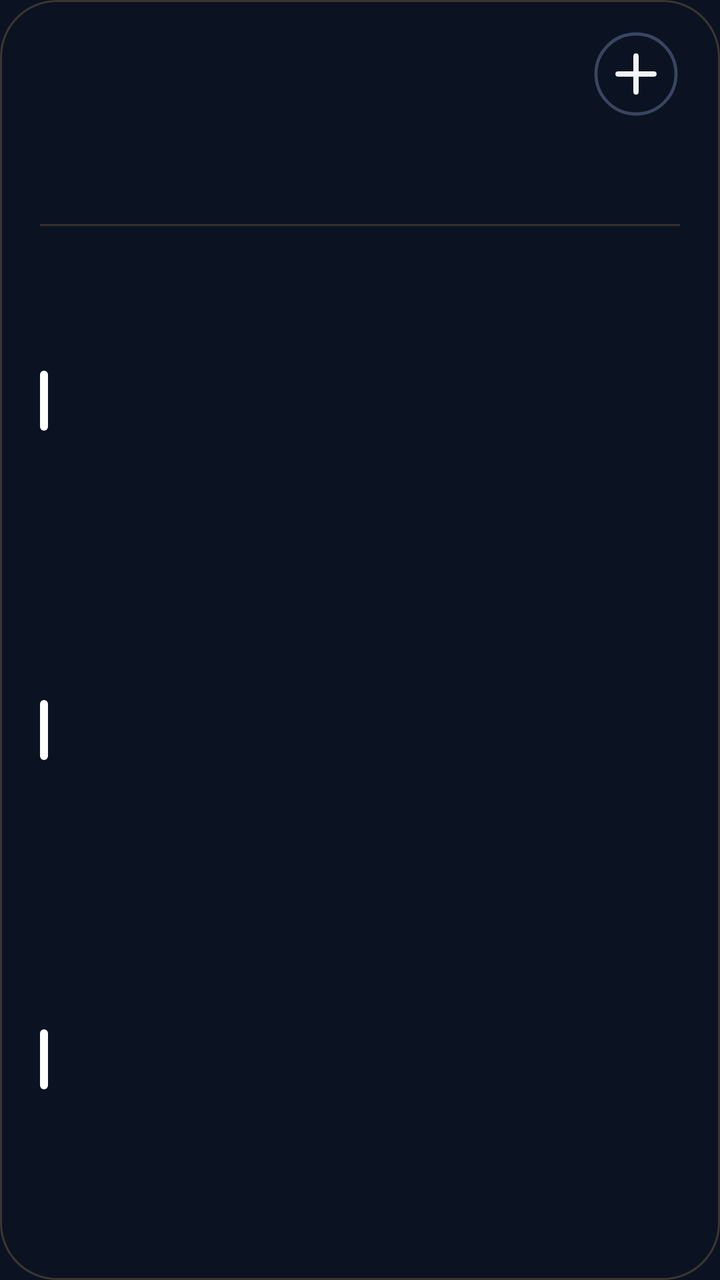
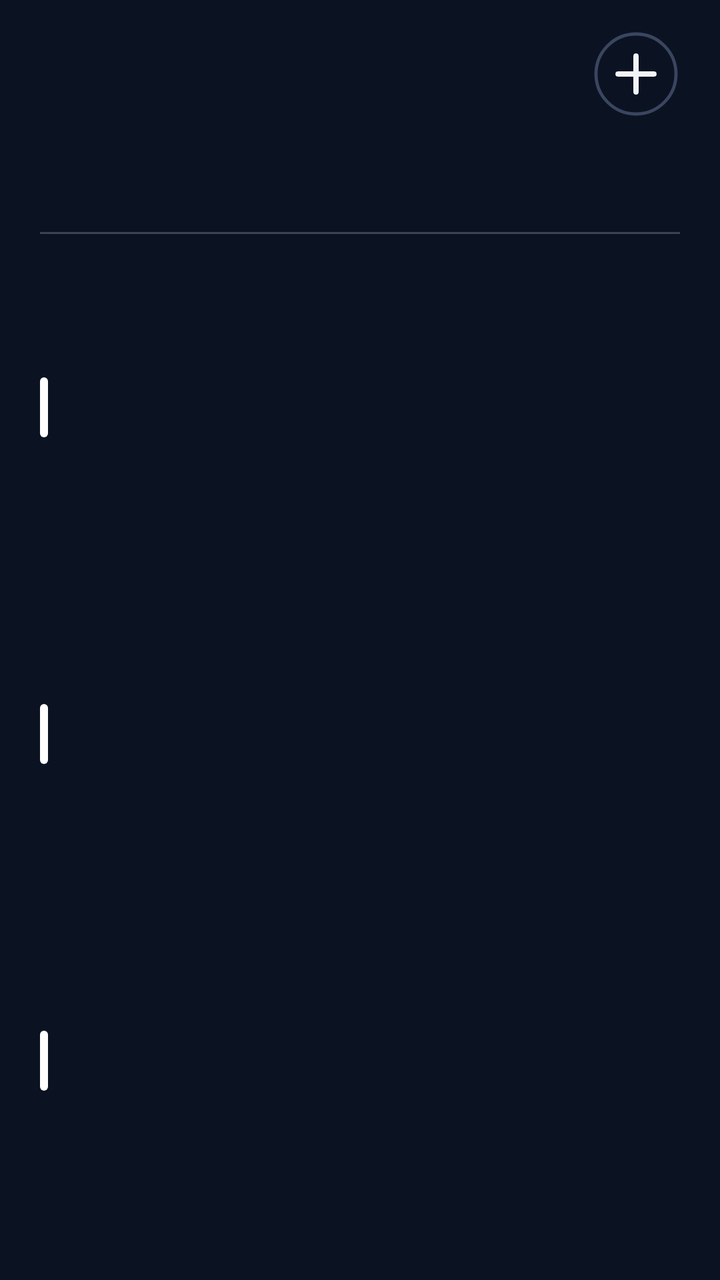

Two renders of the same Android screen: before a commit and after it. Below are the layout's source before the change and the commit's diff.
<!-- AndroidManifest.xml: application theme AppTheme -->
<!-- res/layout/cal_k3.xml -->
<?xml version="1.0" encoding="utf-8"?>
<FrameLayout
    xmlns:android="http://schemas.android.com/apk/res/android"
    android:id="@+id/root"
    android:layout_width="match_parent"
    android:layout_height="match_parent"
    android:padding="0dp">

    <ImageView
        android:id="@+id/cal_bg"
        android:layout_width="match_parent"
        android:layout_height="match_parent"
        android:importantForAccessibility="no"
        android:scaleType="fitXY" />
    <LinearLayout
        android:id="@+id/panel"
        android:layout_width="match_parent"
        android:layout_height="match_parent"
        android:background="@drawable/cal_panel"
        android:orientation="vertical"
        android:paddingStart="20dp"
        android:paddingTop="13dp"
        android:paddingEnd="20dp"
        android:paddingBottom="14dp">

        
        <LinearLayout
            android:layout_width="match_parent"
            android:layout_height="48dp"
            android:gravity="center_vertical"
            android:orientation="horizontal">
        <ImageView
            android:id="@+id/cal_day"
            android:layout_width="wrap_content"
            android:layout_height="47dp"
            android:adjustViewBounds="true"
            android:scaleType="fitStart" />

            <LinearLayout
                android:layout_width="0dp"
                android:layout_height="wrap_content"
                android:layout_marginStart="12dp"
                android:layout_weight="1"
                android:orientation="vertical">
                <ImageView
                    android:id="@+id/cal_month"
                    android:layout_width="match_parent"
                    android:layout_height="23dp"
                    android:adjustViewBounds="true"
                    android:scaleType="fitStart" />
                <ImageView
                    android:id="@+id/cal_sub"
                    android:layout_width="match_parent"
                    android:layout_height="16dp"
                    android:adjustViewBounds="true"
                    android:layout_marginTop="2dp"
                    android:scaleType="fitStart" />
            </LinearLayout>

            <ImageView
                android:id="@+id/btn_add"
                android:layout_width="44dp"
                android:layout_height="44dp"
                android:contentDescription="New event"
                android:src="@drawable/ic_cal_add" />
        </LinearLayout>

        
        <LinearLayout
            android:layout_width="match_parent"
            android:layout_height="44dp"
            android:layout_marginTop="2dp"
            android:orientation="horizontal">
            <LinearLayout
                android:layout_width="0dp"
                android:layout_height="match_parent"
                android:layout_weight="1"
                android:gravity="center_horizontal"
                android:orientation="vertical">
                <ImageView
                    android:id="@+id/wk_label_0"
                    android:layout_width="wrap_content"
                    android:layout_height="14dp"
                    android:adjustViewBounds="true"
                    android:scaleType="fitCenter" />
                <ImageView
                    android:id="@+id/wk_num_0"
                    android:layout_width="26dp"
                    android:layout_height="26dp"
                    android:adjustViewBounds="true"
                    android:layout_marginTop="3dp"
                    android:scaleType="fitCenter" />
            </LinearLayout>
            <LinearLayout
                android:layout_width="0dp"
                android:layout_height="match_parent"
                android:layout_weight="1"
                android:gravity="center_horizontal"
                android:orientation="vertical">
                <ImageView
                    android:id="@+id/wk_label_1"
                    android:layout_width="wrap_content"
                    android:layout_height="14dp"
                    android:adjustViewBounds="true"
                    android:scaleType="fitCenter" />
                <ImageView
                    android:id="@+id/wk_num_1"
                    android:layout_width="26dp"
                    android:layout_height="26dp"
                    android:adjustViewBounds="true"
                    android:layout_marginTop="3dp"
                    android:scaleType="fitCenter" />
            </LinearLayout>
            <LinearLayout
                android:layout_width="0dp"
                android:layout_height="match_parent"
                android:layout_weight="1"
                android:gravity="center_horizontal"
                android:orientation="vertical">
                <ImageView
                    android:id="@+id/wk_label_2"
                    android:layout_width="wrap_content"
                    android:layout_height="14dp"
                    android:adjustViewBounds="true"
                    android:scaleType="fitCenter" />
                <ImageView
                    android:id="@+id/wk_num_2"
                    android:layout_width="26dp"
                    android:layout_height="26dp"
                    android:adjustViewBounds="true"
                    android:layout_marginTop="3dp"
                    android:scaleType="fitCenter" />
            </LinearLayout>
            <LinearLayout
                android:layout_width="0dp"
                android:layout_height="match_parent"
                android:layout_weight="1"
                android:gravity="center_horizontal"
                android:orientation="vertical">
                <ImageView
                    android:id="@+id/wk_label_3"
                    android:layout_width="wrap_content"
                    android:layout_height="14dp"
                    android:adjustViewBounds="true"
                    android:scaleType="fitCenter" />
                <ImageView
                    android:id="@+id/wk_num_3"
                    android:layout_width="26dp"
                    android:layout_height="26dp"
                    android:adjustViewBounds="true"
                    android:layout_marginTop="3dp"
                    android:scaleType="fitCenter" />
            </LinearLayout>
            <LinearLayout
                android:layout_width="0dp"
                android:layout_height="match_parent"
                android:layout_weight="1"
                android:gravity="center_horizontal"
                android:orientation="vertical">
                <ImageView
                    android:id="@+id/wk_label_4"
                    android:layout_width="wrap_content"
                    android:layout_height="14dp"
                    android:adjustViewBounds="true"
                    android:scaleType="fitCenter" />
                <ImageView
                    android:id="@+id/wk_num_4"
                    android:layout_width="26dp"
                    android:layout_height="26dp"
                    android:adjustViewBounds="true"
                    android:layout_marginTop="3dp"
                    android:scaleType="fitCenter" />
            </LinearLayout>
            <LinearLayout
                android:layout_width="0dp"
                android:layout_height="match_parent"
                android:layout_weight="1"
                android:gravity="center_horizontal"
                android:orientation="vertical">
                <ImageView
                    android:id="@+id/wk_label_5"
                    android:layout_width="wrap_content"
                    android:layout_height="14dp"
                    android:adjustViewBounds="true"
                    android:scaleType="fitCenter" />
                <ImageView
                    android:id="@+id/wk_num_5"
                    android:layout_width="26dp"
                    android:layout_height="26dp"
                    android:adjustViewBounds="true"
                    android:layout_marginTop="3dp"
                    android:scaleType="fitCenter" />
            </LinearLayout>
            <LinearLayout
                android:layout_width="0dp"
                android:layout_height="match_parent"
                android:layout_weight="1"
                android:gravity="center_horizontal"
                android:orientation="vertical">
                <ImageView
                    android:id="@+id/wk_label_6"
                    android:layout_width="wrap_content"
                    android:layout_height="14dp"
                    android:adjustViewBounds="true"
                    android:scaleType="fitCenter" />
                <ImageView
                    android:id="@+id/wk_num_6"
                    android:layout_width="26dp"
                    android:layout_height="26dp"
                    android:adjustViewBounds="true"
                    android:layout_marginTop="3dp"
                    android:scaleType="fitCenter" />
            </LinearLayout>
        </LinearLayout>

        <ImageView
            android:layout_width="match_parent"
            android:layout_height="1dp"
            android:layout_marginTop="5dp"
            android:layout_marginBottom="5dp"
            android:scaleType="fitXY"
            android:src="@drawable/cal_divider" />

        
        <LinearLayout
            android:layout_width="match_parent"
            android:layout_height="0dp"
            android:layout_weight="1"
            android:orientation="vertical">
        <LinearLayout
            android:id="@+id/cal_row_0"
            android:layout_width="match_parent"
            android:layout_height="0dp"
            android:layout_weight="1"
            android:gravity="center_vertical"
            android:orientation="horizontal">

            <ImageView
                android:id="@+id/cal_bar_0"
                android:layout_width="4dp"
                android:layout_height="30dp"
                android:layout_marginEnd="11dp"
                android:scaleType="fitXY"
                android:src="@drawable/cal_bar" />

            <LinearLayout
                android:layout_width="0dp"
                android:layout_height="wrap_content"
                android:layout_weight="1"
                android:orientation="vertical">

                <LinearLayout
                    android:layout_width="match_parent"
                    android:layout_height="wrap_content"
                    android:orientation="horizontal">
                    <ImageView
                        android:id="@+id/cal_time_0"
                        android:layout_width="wrap_content"
                        android:layout_height="16dp"
                        android:adjustViewBounds="true"
                        android:scaleType="fitStart" />
                    <ImageView
                        android:id="@+id/cal_hint_0"
                        android:layout_width="wrap_content"
                        android:layout_height="16dp"
                        android:adjustViewBounds="true"
                        android:layout_marginStart="9dp"
                        android:scaleType="fitStart" />
                </LinearLayout>
                <ImageView
                    android:id="@+id/cal_title_0"
                    android:layout_width="match_parent"
                    android:layout_height="22dp"
                    android:adjustViewBounds="true"
                    android:layout_marginTop="1dp"
                    android:scaleType="fitStart" />
            </LinearLayout>
        </LinearLayout>
        <LinearLayout
            android:id="@+id/cal_row_1"
            android:layout_width="match_parent"
            android:layout_height="0dp"
            android:layout_weight="1"
            android:gravity="center_vertical"
            android:orientation="horizontal">

            <ImageView
                android:id="@+id/cal_bar_1"
                android:layout_width="4dp"
                android:layout_height="30dp"
                android:layout_marginEnd="11dp"
                android:scaleType="fitXY"
                android:src="@drawable/cal_bar" />

            <LinearLayout
                android:layout_width="0dp"
                android:layout_height="wrap_content"
                android:layout_weight="1"
                android:orientation="vertical">

                <LinearLayout
                    android:layout_width="match_parent"
                    android:layout_height="wrap_content"
                    android:orientation="horizontal">
                    <ImageView
                        android:id="@+id/cal_time_1"
                        android:layout_width="wrap_content"
                        android:layout_height="16dp"
                        android:adjustViewBounds="true"
                        android:scaleType="fitStart" />
                    <ImageView
                        android:id="@+id/cal_hint_1"
                        android:layout_width="wrap_content"
                        android:layout_height="16dp"
                        android:adjustViewBounds="true"
                        android:layout_marginStart="9dp"
                        android:scaleType="fitStart" />
                </LinearLayout>
                <ImageView
                    android:id="@+id/cal_title_1"
                    android:layout_width="match_parent"
                    android:layout_height="22dp"
                    android:adjustViewBounds="true"
                    android:layout_marginTop="1dp"
                    android:scaleType="fitStart" />
            </LinearLayout>
        </LinearLayout>
        <LinearLayout
            android:id="@+id/cal_row_2"
            android:layout_width="match_parent"
            android:layout_height="0dp"
            android:layout_weight="1"
            android:gravity="center_vertical"
            android:orientation="horizontal">

            <ImageView
                android:id="@+id/cal_bar_2"
                android:layout_width="4dp"
                android:layout_height="30dp"
                android:layout_marginEnd="11dp"
                android:scaleType="fitXY"
                android:src="@drawable/cal_bar" />

            <LinearLayout
                android:layout_width="0dp"
                android:layout_height="wrap_content"
                android:layout_weight="1"
                android:orientation="vertical">

                <LinearLayout
                    android:layout_width="match_parent"
                    android:layout_height="wrap_content"
                    android:orientation="horizontal">
                    <ImageView
                        android:id="@+id/cal_time_2"
                        android:layout_width="wrap_content"
                        android:layout_height="16dp"
                        android:adjustViewBounds="true"
                        android:scaleType="fitStart" />
                    <ImageView
                        android:id="@+id/cal_hint_2"
                        android:layout_width="wrap_content"
                        android:layout_height="16dp"
                        android:adjustViewBounds="true"
                        android:layout_marginStart="9dp"
                        android:scaleType="fitStart" />
                </LinearLayout>
                <ImageView
                    android:id="@+id/cal_title_2"
                    android:layout_width="match_parent"
                    android:layout_height="22dp"
                    android:adjustViewBounds="true"
                    android:layout_marginTop="1dp"
                    android:scaleType="fitStart" />
            </LinearLayout>
        </LinearLayout>
        </LinearLayout>
        <ImageView
            android:id="@+id/cal_more"
            android:layout_width="match_parent"
            android:layout_height="14dp"
            android:adjustViewBounds="true"
            android:scaleType="fitEnd" />
    </LinearLayout>
</FrameLayout>
<!-- resources referenced by this layout -->
<resources>
  <!-- drawable cal_bar (drawable) -->
  <?xml version="1.0" encoding="utf-8"?>
  <shape xmlns:android="http://schemas.android.com/apk/res/android" android:shape="rectangle">
      <solid android:color="#FFFFFFFF" />
      <corners android:radius="2dp" />
  </shape>
  <!-- drawable cal_divider (drawable) -->
  <?xml version="1.0" encoding="utf-8"?>
  <shape xmlns:android="http://schemas.android.com/apk/res/android" android:shape="rectangle">
      <solid android:color="#33D2A867" />
  </shape>
  <!-- drawable cal_panel (drawable) -->
  <?xml version="1.0" encoding="utf-8"?>
  <shape xmlns:android="http://schemas.android.com/apk/res/android" android:shape="rectangle">
      <solid android:color="#00000000" />
      <stroke android:width="1dp" android:color="#3DD2A867" />
      <corners android:radius="@dimen/widget_radius" />
  </shape>
  <!-- drawable ic_cal_add (drawable) -->
  <?xml version="1.0" encoding="utf-8"?>
  <vector xmlns:android="http://schemas.android.com/apk/res/android"
      android:width="44dp"
      android:height="44dp"
      android:viewportWidth="44"
      android:viewportHeight="44">
      <path
          android:pathData="M22,22m-20,0a20,20 0,1 1,40 0a20,20 0,1 1,-40 0"
          android:strokeColor="#FF3A4560"
          android:strokeWidth="1.6" />
      <path
          android:pathData="M13,22L31,22M22,13L22,31"
          android:strokeColor="#FFF1F5F9"
          android:strokeLineCap="round"
          android:strokeWidth="2.6" />
  </vector>
  <style name="AppTheme" parent="@android:style/Theme.DeviceDefault.NoActionBar">
          <item name="android:colorAccent">#DF8B35</item>
          <item name="android:colorControlActivated">#DF8B35</item>
          <item name="android:windowBackground">#0B1322</item>
          <item name="android:statusBarColor">#0E111A</item>
          <item name="android:navigationBarColor">#0B1322</item>
          <item name="android:textColorHint">#718096</item>
      </style>
  <dimen name="widget_radius">28dp</dimen>
</resources>

<!-- the commit's change to res/layout/cal_k3.xml (unified diff, before → after) -->
@@ -68,7 +68,7 @@
         
         <LinearLayout
             android:layout_width="match_parent"
-            android:layout_height="44dp"
+            android:layout_height="48dp"
             android:layout_marginTop="2dp"
             android:orientation="horizontal">
             <LinearLayout
@@ -85,10 +85,10 @@
                     android:scaleType="fitCenter" />
                 <ImageView
                     android:id="@+id/wk_num_0"
-                    android:layout_width="26dp"
-                    android:layout_height="26dp"
-                    android:adjustViewBounds="true"
-                    android:layout_marginTop="3dp"
+                    android:layout_width="34dp"
+                    android:layout_height="34dp"
+                    android:adjustViewBounds="true"
+                    android:layout_marginTop="0dp"
                     android:scaleType="fitCenter" />
             </LinearLayout>
             <LinearLayout
@@ -105,10 +105,10 @@
                     android:scaleType="fitCenter" />
                 <ImageView
                     android:id="@+id/wk_num_1"
-                    android:layout_width="26dp"
-                    android:layout_height="26dp"
-                    android:adjustViewBounds="true"
-                    android:layout_marginTop="3dp"
+                    android:layout_width="34dp"
+                    android:layout_height="34dp"
+                    android:adjustViewBounds="true"
+                    android:layout_marginTop="0dp"
                     android:scaleType="fitCenter" />
             </LinearLayout>
             <LinearLayout
@@ -125,10 +125,10 @@
                     android:scaleType="fitCenter" />
                 <ImageView
                     android:id="@+id/wk_num_2"
-                    android:layout_width="26dp"
-                    android:layout_height="26dp"
-                    android:adjustViewBounds="true"
-                    android:layout_marginTop="3dp"
+                    android:layout_width="34dp"
+                    android:layout_height="34dp"
+                    android:adjustViewBounds="true"
+                    android:layout_marginTop="0dp"
                     android:scaleType="fitCenter" />
             </LinearLayout>
             <LinearLayout
@@ -145,10 +145,10 @@
                     android:scaleType="fitCenter" />
                 <ImageView
                     android:id="@+id/wk_num_3"
-                    android:layout_width="26dp"
-                    android:layout_height="26dp"
-                    android:adjustViewBounds="true"
-                    android:layout_marginTop="3dp"
+                    android:layout_width="34dp"
+                    android:layout_height="34dp"
+                    android:adjustViewBounds="true"
+                    android:layout_marginTop="0dp"
                     android:scaleType="fitCenter" />
             </LinearLayout>
             <LinearLayout
@@ -165,10 +165,10 @@
                     android:scaleType="fitCenter" />
                 <ImageView
                     android:id="@+id/wk_num_4"
-                    android:layout_width="26dp"
-                    android:layout_height="26dp"
-                    android:adjustViewBounds="true"
-                    android:layout_marginTop="3dp"
+                    android:layout_width="34dp"
+                    android:layout_height="34dp"
+                    android:adjustViewBounds="true"
+                    android:layout_marginTop="0dp"
                     android:scaleType="fitCenter" />
             </LinearLayout>
             <LinearLayout
@@ -185,10 +185,10 @@
                     android:scaleType="fitCenter" />
                 <ImageView
                     android:id="@+id/wk_num_5"
-                    android:layout_width="26dp"
-                    android:layout_height="26dp"
-                    android:adjustViewBounds="true"
-                    android:layout_marginTop="3dp"
+                    android:layout_width="34dp"
+                    android:layout_height="34dp"
+                    android:adjustViewBounds="true"
+                    android:layout_marginTop="0dp"
                     android:scaleType="fitCenter" />
             </LinearLayout>
             <LinearLayout
@@ -205,15 +205,16 @@
                     android:scaleType="fitCenter" />
                 <ImageView
                     android:id="@+id/wk_num_6"
-                    android:layout_width="26dp"
-                    android:layout_height="26dp"
-                    android:adjustViewBounds="true"
-                    android:layout_marginTop="3dp"
+                    android:layout_width="34dp"
+                    android:layout_height="34dp"
+                    android:adjustViewBounds="true"
+                    android:layout_marginTop="0dp"
                     android:scaleType="fitCenter" />
             </LinearLayout>
         </LinearLayout>
 
         <ImageView
+            android:id="@+id/cal_div"
             android:layout_width="match_parent"
             android:layout_height="1dp"
             android:layout_marginTop="5dp"
<!-- resource entries referenced after the edit -->
@@ -9,13 +9,12 @@
   <!-- drawable cal_divider (drawable) -->
   <?xml version="1.0" encoding="utf-8"?>
   <shape xmlns:android="http://schemas.android.com/apk/res/android" android:shape="rectangle">
-      <solid android:color="#33D2A867" />
+      <solid android:color="#33FFFFFF" />
   </shape>
   <!-- drawable cal_panel (drawable) -->
   <?xml version="1.0" encoding="utf-8"?>
   <shape xmlns:android="http://schemas.android.com/apk/res/android" android:shape="rectangle">
       <solid android:color="#00000000" />
-      <stroke android:width="1dp" android:color="#3DD2A867" />
       <corners android:radius="@dimen/widget_radius" />
   </shape>
   <!-- drawable ic_cal_add (drawable) -->
